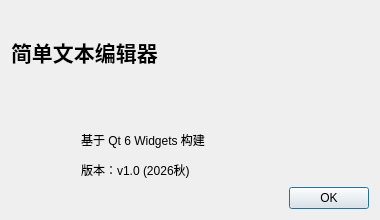
Old version of the form notepad/aboutdialog.ui in the repository ChinoKou/QtCourse.
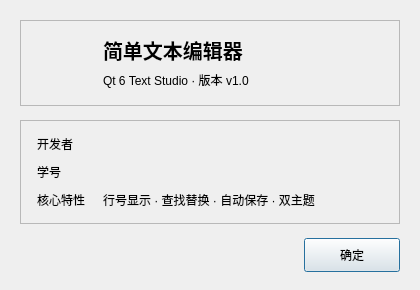
New version of the form. Icons and pictures are not drawn.

Commit message: feat(notepad): 重构主窗口、编辑器与多对话框现代化UI布局

Diff of the .ui file:
```diff
--- a/notepad/aboutdialog.ui
+++ b/notepad/aboutdialog.ui
@@ -6,85 +6,210 @@
    <rect>
     <x>0</x>
     <y>0</y>
-    <width>380</width>
-    <height>220</height>
+    <width>420</width>
+    <height>290</height>
    </rect>
   </property>
+  <property name="minimumSize">
+   <size>
+    <width>400</width>
+    <height>270</height>
+   </size>
+  </property>
   <property name="windowTitle">
    <string>关于</string>
   </property>
-  <layout class="QVBoxLayout" name="verticalLayout">
+  <layout class="QVBoxLayout" name="rootLayout">
+   <property name="spacing">
+    <number>14</number>
+   </property>
+   <property name="leftMargin">
+    <number>20</number>
+   </property>
+   <property name="topMargin">
+    <number>20</number>
+   </property>
+   <property name="rightMargin">
+    <number>20</number>
+   </property>
+   <property name="bottomMargin">
+    <number>18</number>
+   </property>
    <item>
-    <widget class="QLabel" name="labelTitle">
-     <property name="font">
-      <font>
-       <pointsize>16</pointsize>
-       <bold>true</bold>
-      </font>
+    <widget class="QFrame" name="heroFrame">
+     <property name="frameShape">
+      <enum>QFrame::Shape::StyledPanel</enum>
      </property>
-     <property name="text">
-      <string>简单文本编辑器</string>
+     <layout class="QHBoxLayout" name="heroLayout">
+      <property name="spacing">
+       <number>14</number>
+      </property>
+      <property name="leftMargin">
+       <number>16</number>
+      </property>
+      <property name="topMargin">
+       <number>14</number>
+      </property>
+      <property name="rightMargin">
+       <number>16</number>
+      </property>
+      <property name="bottomMargin">
+       <number>14</number>
+      </property>
+      <item>
+       <widget class="QLabel" name="labelIcon">
+        <property name="minimumSize">
+         <size>
+          <width>52</width>
+          <height>52</height>
+         </size>
+        </property>
+        <property name="maximumSize">
+         <size>
+          <width>52</width>
+          <height>52</height>
+         </size>
+        </property>
+        <property name="pixmap">
+         <pixmap resource="res.qrc">:/icons/app_icon.svg</pixmap>
+        </property>
+        <property name="scaledContents">
+         <bool>true</bool>
+        </property>
+       </widget>
+      </item>
+      <item>
+       <layout class="QVBoxLayout" name="titleGroup">
+        <property name="spacing">
+         <number>4</number>
+        </property>
+        <item>
+         <widget class="QLabel" name="labelTitle">
+          <property name="font">
+           <font>
+            <pointsize>15</pointsize>
+            <bold>true</bold>
+           </font>
+          </property>
+          <property name="text">
+           <string>简单文本编辑器</string>
+          </property>
+         </widget>
+        </item>
+        <item>
+         <widget class="QLabel" name="labelSubtitle">
+          <property name="text">
+           <string>Qt 6 Text Studio · 版本 v1.0</string>
+          </property>
+         </widget>
+        </item>
+       </layout>
+      </item>
+     </layout>
+    </widget>
+   </item>
+   <item>
+    <widget class="QFrame" name="infoCard">
+     <property name="frameShape">
+      <enum>QFrame::Shape::StyledPanel</enum>
      </property>
+     <layout class="QFormLayout" name="infoFormLayout">
+      <property name="horizontalSpacing">
+       <number>18</number>
+      </property>
+      <property name="verticalSpacing">
+       <number>10</number>
+      </property>
+      <property name="leftMargin">
+       <number>16</number>
+      </property>
+      <property name="topMargin">
+       <number>14</number>
+      </property>
+      <property name="rightMargin">
+       <number>16</number>
+      </property>
+      <property name="bottomMargin">
+       <number>14</number>
+      </property>
+      <item row="0" column="0">
+       <widget class="QLabel" name="labelDevKey">
+        <property name="text">
+         <string>开发者</string>
+        </property>
+       </widget>
+      </item>
+      <item row="0" column="1">
+       <widget class="QLabel" name="labelDevValue">
+        <property name="text">
+         <string/>
+        </property>
+       </widget>
+      </item>
+      <item row="1" column="0">
+       <widget class="QLabel" name="labelIdKey">
+        <property name="text">
+         <string>学号</string>
+        </property>
+       </widget>
+      </item>
+      <item row="1" column="1">
+       <widget class="QLabel" name="labelIdValue">
+        <property name="text">
+         <string/>
+        </property>
+       </widget>
+      </item>
+      <item row="2" column="0">
+       <widget class="QLabel" name="labelStackKey">
+        <property name="text">
+         <string>核心特性</string>
+        </property>
+       </widget>
+      </item>
+      <item row="2" column="1">
+       <widget class="QLabel" name="labelStackValue">
+        <property name="text">
+         <string>行号显示 · 查找替换 · 自动保存 · 双主题</string>
+        </property>
+       </widget>
+      </item>
+     </layout>
     </widget>
    </item>
    <item>
-    <layout class="QHBoxLayout" name="horizontalLayout">
+    <layout class="QHBoxLayout" name="footerLayout">
      <item>
-      <widget class="QLabel" name="labelIcon">
+      <spacer name="horizontalSpacer">
+       <property name="orientation">
+        <enum>Qt::Orientation::Horizontal</enum>
+       </property>
+       <property name="sizeHint" stdset="0">
+        <size>
+         <width>40</width>
+         <height>20</height>
+        </size>
+       </property>
+      </spacer>
+     </item>
+     <item>
+      <widget class="QPushButton" name="btnOk">
        <property name="minimumSize">
         <size>
-         <width>64</width>
-         <height>64</height>
+         <width>96</width>
+         <height>34</height>
         </size>
        </property>
-       <property name="maximumSize">
-        <size>
-         <width>64</width>
-         <height>64</height>
-        </size>
+       <property name="text">
+        <string>确定</string>
        </property>
-       <property name="pixmap">
-        <pixmap resource="res.qrc">:/icons/app_icon.svg</pixmap>
-       </property>
-       <property name="scaledContents">
+       <property name="default">
         <bool>true</bool>
        </property>
       </widget>
      </item>
-     <item>
-      <layout class="QVBoxLayout" name="infoLayout">
-       <item>
-        <widget class="QLabel" name="labelDevName">
-         <property name="text">
-          <string/>
-         </property>
-        </widget>
-       </item>
-       <item>
-        <widget class="QLabel" name="labelEmail">
-         <property name="text">
-          <string>基于 Qt 6 Widgets 构建</string>
-         </property>
-        </widget>
-       </item>
-       <item>
-        <widget class="QLabel" name="labelVersion">
-         <property name="text">
-          <string>版本：v1.0 (2026秋)</string>
-         </property>
-        </widget>
-       </item>
-      </layout>
-     </item>
     </layout>
    </item>
-   <item>
-    <widget class="QDialogButtonBox" name="buttonBox">
-     <property name="standardButtons">
-      <set>QDialogButtonBox::StandardButton::Ok</set>
-     </property>
-    </widget>
-   </item>
   </layout>
  </widget>
  <resources>
```
Left out of the diff: 11 changed lines with no effect on the pictures. The commit also changes 10 other files.
